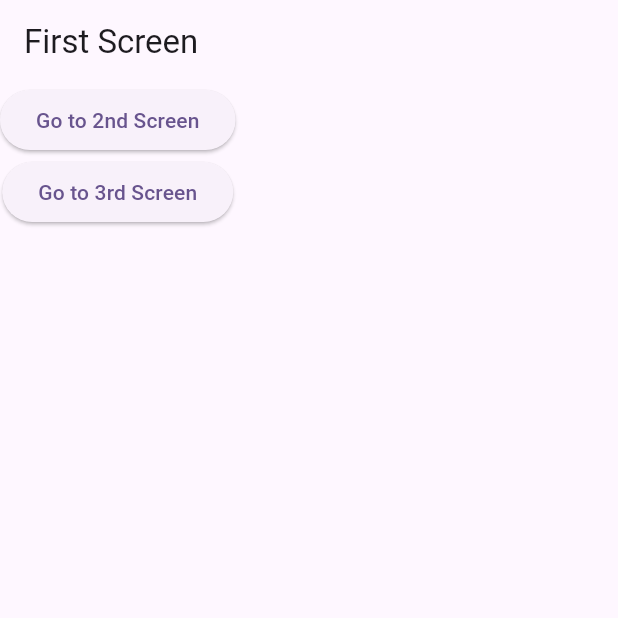
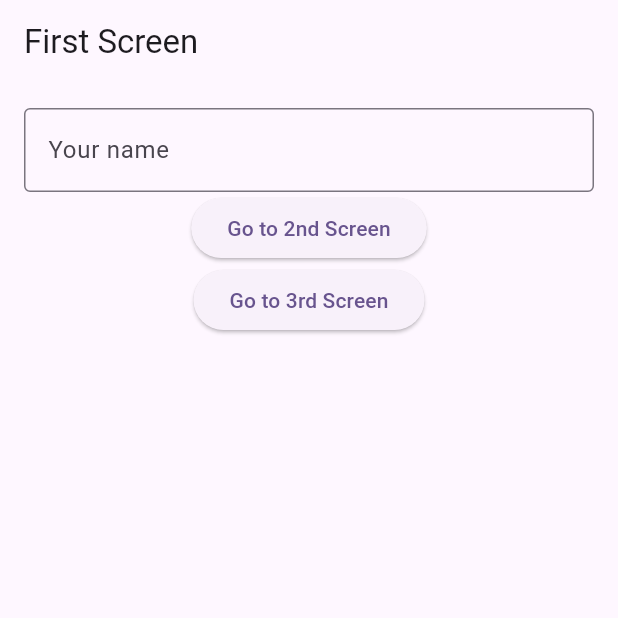
Before and after one commit to abidroid/session10, a Flutter app: the screen it shows after launch, on a phone screen of 412 x 824 dp, the top half of it. Run offline on Flutter 3.47's test engine with Material 3 defaults, Android fonts, the phone set to English and light mode, and no system bars.

Commit message:
passing simple data to other screens

```diff
--- a/lib/screens/first_screen.dart
+++ b/lib/screens/first_screen.dart
@@ -1,4 +1,6 @@
 import 'package:flutter/material.dart';
+import 'package:session10/screens/second_screen.dart';
+import 'package:session10/screens/third_screen.dart';
 
 class FirstScreen extends StatefulWidget {
   const FirstScreen({super.key});
@@ -8,25 +10,52 @@ class FirstScreen extends StatefulWidget {
 }
 
 class _FirstScreenState extends State<FirstScreen> {
+
+  TextEditingController nameC = TextEditingController();
+
   @override
   Widget build(BuildContext context) {
     return Scaffold(
       appBar: AppBar(
         title: const Text('First Screen'),
       ),
-      body: Column(
+      body: Padding(
+        padding: const EdgeInsets.all(16.0),
+        child: Column(
           children: [
+
+            TextField(
+              controller: nameC,
+              decoration: const InputDecoration(
+                hintText: 'Your name',
+                border: OutlineInputBorder(),
+              ),
+            ),
             ElevatedButton(
-            onPressed: () {},
+              onPressed: () {
+
+                String name = nameC.text.trim();
+
+                Navigator.of(context).push(MaterialPageRoute(builder: (context){
+                  return SecondScreen(name: name);
+                }));
+
+              },
               child: const Text('Go to 2nd Screen'),
             ),
 
             ElevatedButton(
-            onPressed: () {},
+              onPressed: () {
+
+                Navigator.of(context).push(MaterialPageRoute(builder: (context){
+                  return ThirdScreen(name: nameC.text.trim());
+                }));
+              },
               child: const Text('Go to 3rd Screen'),
             ),
           ],
         ),
+      ),
     );
   }
 }
--- a/lib/screens/second_screen.dart
+++ b/lib/screens/second_screen.dart
@@ -0,0 +1,18 @@
+import 'package:flutter/material.dart';
+
+class SecondScreen extends StatelessWidget {
+
+  final String name;
+
+  const SecondScreen({super.key, required this.name});
+
+  @override
+  Widget build(BuildContext context) {
+    return Scaffold(
+      appBar: AppBar(
+        title: Text('Second Screen $name'),
+      ),
+      body: const Placeholder(),
+    );
+  }
+}
--- a/lib/screens/third_screen.dart
+++ b/lib/screens/third_screen.dart
@@ -0,0 +1,22 @@
+import 'package:flutter/material.dart';
+
+class ThirdScreen extends StatefulWidget {
+
+  final String name;
+  const ThirdScreen({super.key, required this.name});
+
+  @override
+  State<ThirdScreen> createState() => _ThirdScreenState();
+}
+
+class _ThirdScreenState extends State<ThirdScreen> {
+  @override
+  Widget build(BuildContext context) {
+    return Scaffold(
+      appBar: AppBar(
+        title:  Text('Third Screen ${widget.name}'),
+      ),
+      body: const Placeholder(),
+    );
+  }
+}
```
Lines whose indentation alone changed are shown as unchanged.
